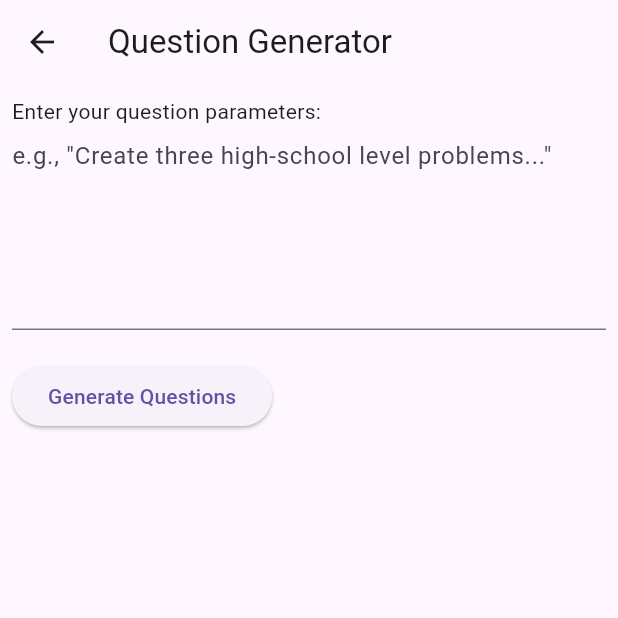
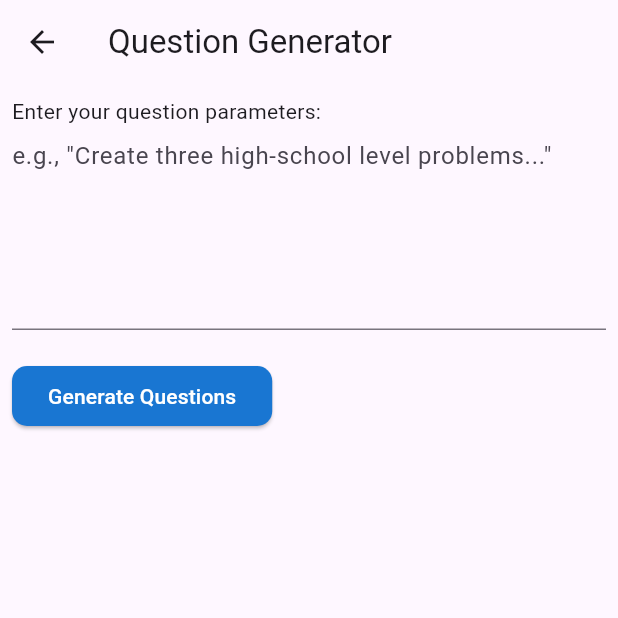
Before and after one commit to umgc/spring2024, a Flutter app: the QuestionGeneratorScreen screen opened directly, on a phone screen of 412 x 824 dp, the top half of it. Run offline on Flutter 3.47's test engine with Material 3 defaults, Android fonts, the phone set to English and light mode, and no system bars; our stand-ins replace file_picker, firebase_core; accounts and stored records are empty.

Commit message:
Button Color Change.

```diff
--- a/LLM/educ_ai_tion/lib/screens/question_generator_screen.dart
+++ b/LLM/educ_ai_tion/lib/screens/question_generator_screen.dart
@@ -52,6 +52,13 @@ class _QuestionGeneratorScreenState extends State<QuestionGeneratorScreen> {
             ElevatedButton(
               onPressed: _generateQuestions,
               child: const Text('Generate Questions'),
+               style: ElevatedButton.styleFrom(
+                backgroundColor: Colors.blue[700],
+                foregroundColor: Colors.white,
+                shape: RoundedRectangleBorder(
+                  borderRadius: BorderRadius.circular(10.0),
+                ),
+              )
             ),
             const SizedBox(height: 20),
             Expanded(
```
